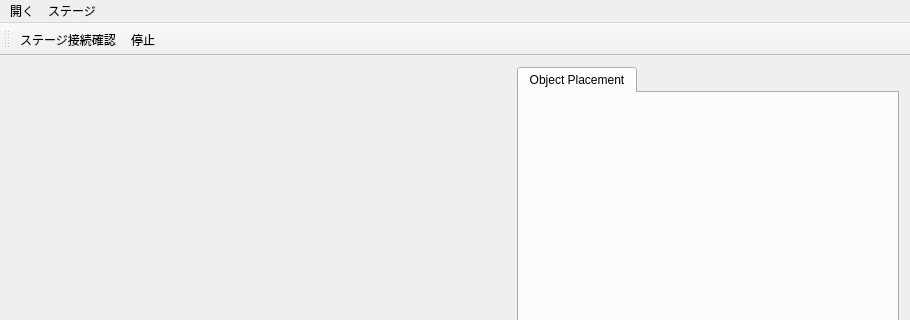
Before: the Qt Designer form mainwindow.ui in MaruoLab2015/5AxisFabricationApplication, drawn with Qt 5; both pictures show x 0 to 910 and y 0 to 320 of the 910 by 646 pixel window.
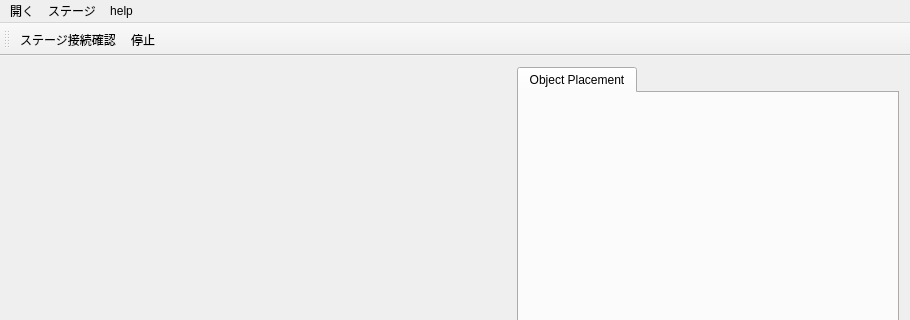
After: the same form once the commit is applied. Custom widgets are drawn as their Qt base class.

```diff
--- a/mainwindow.ui
+++ b/mainwindow.ui
@@ -85,8 +85,15 @@
     </property>
     <addaction name="actionStageSetting"/>
    </widget>
+   <widget class="QMenu" name="menuHelp">
+    <property name="title">
+     <string>help</string>
+    </property>
+    <addaction name="actionGCode"/>
+   </widget>
    <addaction name="menu"/>
    <addaction name="menu_2"/>
+   <addaction name="menuHelp"/>
   </widget>
   <widget class="QToolBar" name="mainToolBar">
    <attribute name="toolBarArea">
```
Left out of the diff: 8 changed lines with no effect on the pictures.
